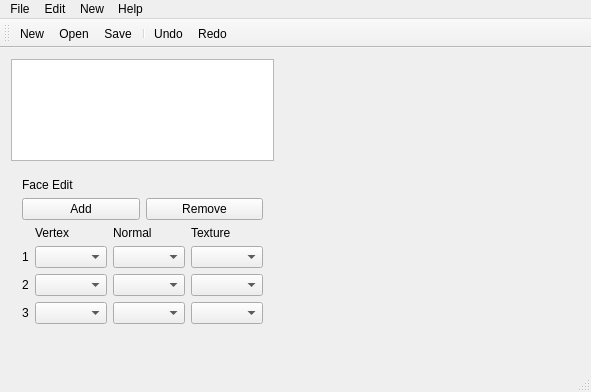
First picture: the form in QtRGineModelEditor/mainwindow.ui, repository ricardobusta/harpia-game-engine, before the edit.
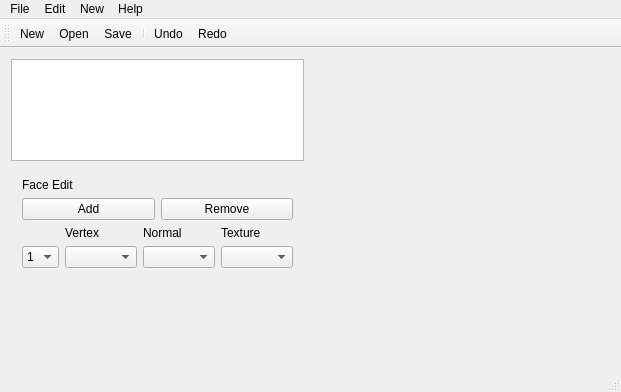
Second picture: the form after the edit. The open tabs and pages were chosen to show the change.

Diff of the .ui file:
```diff
--- a/QtRGineModelEditor/mainwindow.ui
+++ b/QtRGineModelEditor/mainwindow.ui
@@ -47,7 +47,7 @@
          </sizepolicy>
         </property>
         <property name="currentIndex">
-         <number>4</number>
+         <number>7</number>
         </property>
         <widget class="QWidget" name="emptyPage">
          <layout class="QVBoxLayout" name="verticalLayout">
@@ -634,31 +634,13 @@
           <item>
            <layout class="QGridLayout" name="gridLayout">
             <item row="1" column="1">
-             <widget class="QComboBox" name="faceVertex1"/>
+             <widget class="QComboBox" name="faceVertex"/>
             </item>
             <item row="1" column="2">
-             <widget class="QComboBox" name="faceNormal1"/>
+             <widget class="QComboBox" name="faceNormal"/>
             </item>
             <item row="1" column="3">
-             <widget class="QComboBox" name="faceTexture1"/>
-            </item>
-            <item row="2" column="1">
-             <widget class="QComboBox" name="faceVertex2"/>
-            </item>
-            <item row="3" column="1">
-             <widget class="QComboBox" name="faceVertex3"/>
-            </item>
-            <item row="3" column="2">
-             <widget class="QComboBox" name="faceNormal3"/>
-            </item>
-            <item row="2" column="2">
-             <widget class="QComboBox" name="faceNormal2"/>
-            </item>
-            <item row="3" column="3">
-             <widget class="QComboBox" name="faceTexture3"/>
-            </item>
-            <item row="2" column="3">
-             <widget class="QComboBox" name="faceTexture2"/>
+             <widget class="QComboBox" name="faceTexture"/>
             </item>
             <item row="0" column="1">
              <widget class="QLabel" name="label_9">
@@ -682,42 +664,22 @@
              </widget>
             </item>
             <item row="1" column="0">
-             <widget class="QLabel" name="label_12">
-              <property name="sizePolicy">
-               <sizepolicy hsizetype="Maximum" vsizetype="Preferred">
-                <horstretch>0</horstretch>
-                <verstretch>0</verstretch>
-               </sizepolicy>
-              </property>
+             <widget class="QComboBox" name="faceVNumber">
+              <item>
               <property name="text">
                <string>1</string>
               </property>
-             </widget>
-            </item>
-            <item row="2" column="0">
-             <widget class="QLabel" name="label_13">
-              <property name="sizePolicy">
-               <sizepolicy hsizetype="Maximum" vsizetype="Preferred">
-                <horstretch>0</horstretch>
-                <verstretch>0</verstretch>
-               </sizepolicy>
-              </property>
+              </item>
+              <item>
               <property name="text">
                <string>2</string>
               </property>
-             </widget>
-            </item>
-            <item row="3" column="0">
-             <widget class="QLabel" name="label_14">
-              <property name="sizePolicy">
-               <sizepolicy hsizetype="Maximum" vsizetype="Preferred">
-                <horstretch>0</horstretch>
-                <verstretch>0</verstretch>
-               </sizepolicy>
-              </property>
+              </item>
+              <item>
               <property name="text">
                <string>3</string>
               </property>
+              </item>
              </widget>
             </item>
            </layout>
```
Lines whose indentation alone changed are shown as unchanged.
